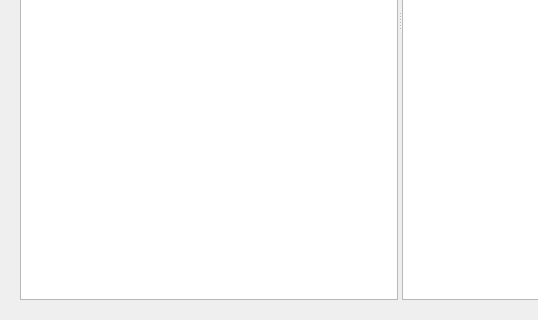
First picture: the form in ui/IntersectionWidget.ui, repository dpietruchowski/smart-intersections, before the edit; both pictures show x 0 to 538 and y 280 to 600 of the 800 by 600 pixel window.
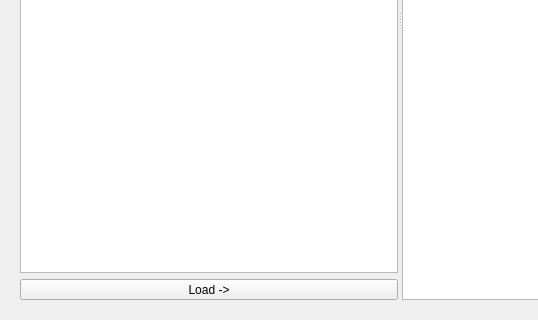
Second picture: the form after the edit.

What changed in the file:
```diff
--- a/ui/IntersectionWidget.ui
+++ b/ui/IntersectionWidget.ui
@@ -44,13 +44,32 @@
       </layout>
      </widget>
      <widget class="QWidget" name="pageSceneEdit">
-      <layout class="QHBoxLayout" name="horizontalLayout_2">
+      <layout class="QVBoxLayout" name="verticalLayout_2">
        <item>
         <widget class="QSplitter" name="splitter">
          <property name="orientation">
           <enum>Qt::Horizontal</enum>
          </property>
-         <widget class="QTextEdit" name="textEdit_2"/>
+         <widget class="QWidget" name="layoutWidget">
+          <layout class="QVBoxLayout" name="verticalLayout">
+           <item>
+            <widget class="QTextEdit" name="textEdit_2"/>
+           </item>
+           <item>
+            <widget class="QToolButton" name="toolButton">
+             <property name="sizePolicy">
+              <sizepolicy hsizetype="Preferred" vsizetype="Fixed">
+               <horstretch>0</horstretch>
+               <verstretch>0</verstretch>
+              </sizepolicy>
+             </property>
+             <property name="text">
+              <string>Load -&gt;</string>
+             </property>
+            </widget>
+           </item>
+          </layout>
+         </widget>
          <widget class="QGraphicsView" name="graphicsView_2"/>
         </widget>
        </item>
```
Left out of the diff: 5 changed lines with no effect on the pictures.
